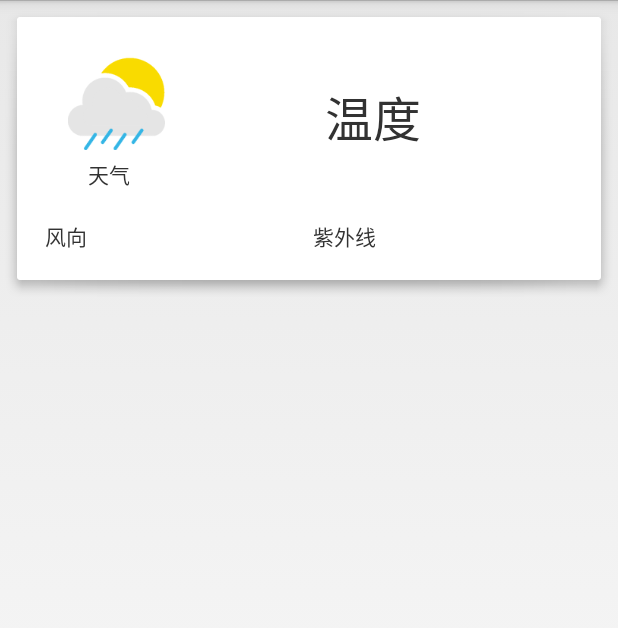
After one commit to twiceyuan/WeatherCard, an Android app: the layout weather_detail_card1.xml on its own in the app's theme, with its tools: preview values and no code run, on a phone screen of 412 x 824 dp. The commit adds this screen. Shown: the top 628 px of the screen. Run offline under Robolectric (Android 15) with nearby library versions, the phone set to English and light mode, and no system bars.

Commit message:
改进天气详细信息与整体风格统一

```diff
--- a/Weather/src/main/java/info/twiceyuan/weather/controller/MainController.java
+++ b/Weather/src/main/java/info/twiceyuan/weather/controller/MainController.java
@@ -138,6 +138,7 @@ public class MainController implements Button.OnClickListener {
             for (int i = 0; i < cityNumbers.size(); i++) {
 
                 // http://m.weather.com.cn/data/[城市编号].html
+                // http://m.weather.com.cn/data/101070201.html
 
                 String url = "http://m.weather.com.cn/data/" + cityNumbers.get(i) + ".html";
 
--- /dev/null
+++ b/Weather/src/main/res/layout/weather_detail_card1.xml
@@ -0,0 +1,77 @@
+<?xml version="1.0" encoding="utf-8"?>
+<RelativeLayout xmlns:android="http://schemas.android.com/apk/res/android"
+    android:layout_width="match_parent"
+    android:layout_height="wrap_content"
+    android:padding="20dp"
+    android:orientation="vertical"
+    style="@style/nowCardStyle">
+
+    <RelativeLayout
+        android:id="@+id/card_today_layout"
+        android:layout_width="wrap_content"
+        android:layout_height="wrap_content"
+        android:layout_alignParentLeft="true"
+        android:layout_alignParentRight="true"
+        android:padding="10dp">
+
+        <ImageView
+            android:id="@+id/imageView1"
+            android:layout_width="75dp"
+            android:layout_height="75dp"
+            android:layout_marginLeft="10dp"
+            android:layout_alignParentLeft="true"
+            android:layout_alignParentTop="true"
+            android:padding="5dp"
+            android:src="@drawable/weather_chance_of_rain" />
+
+        <TextView
+            android:id="@+id/textView1"
+            android:layout_width="wrap_content"
+            android:layout_height="wrap_content"
+            android:layout_alignBottom="@+id/textView2"
+            android:layout_alignParentRight="true"
+            android:layout_alignParentTop="true"
+            android:layout_toRightOf="@+id/imageView1"
+            android:gravity="center"
+            android:padding="0dp"
+            android:text="温度"
+            android:textSize="32sp" />
+
+        <TextView
+            android:id="@+id/textView2"
+            android:layout_width="wrap_content"
+            android:layout_height="wrap_content"
+            android:layout_alignParentLeft="true"
+            android:layout_alignRight="@+id/imageView1"
+            android:layout_below="@+id/imageView1"
+            android:gravity="center"
+            android:text="天气" />
+    </RelativeLayout>
+
+    <LinearLayout
+        android:id="@+id/card_bottom_layout"
+        android:layout_width="match_parent"
+        android:layout_height="wrap_content"
+        android:layout_below="@id/card_today_layout"
+        android:orientation="horizontal"
+        android:paddingBottom="0dp"
+        android:weightSum="2">
+
+
+        <TextView
+            android:layout_width="wrap_content"
+            android:layout_height="wrap_content"
+            android:layout_margin="10dp"
+            android:layout_weight="1"
+            android:text="风向" />
+
+        <TextView
+            android:layout_width="wrap_content"
+            android:layout_height="wrap_content"
+            android:layout_margin="10dp"
+            android:layout_weight="1"
+            android:text="紫外线" />
+
+    </LinearLayout>
+
+</RelativeLayout>
```
Also changed, not shown: Weather/src/main/java/info/twiceyuan/weather/controller/DetailController.java (+36 -50 lines), Weather/src/main/java/info/twiceyuan/weather/util/WeatherIconGetter.java (added, +65 -0 lines), Weather/src/main/java/info/twiceyuan/weather/view/GetCardView.java (+3 -56 lines), Weather/src/main/res/layout/weather_detail_card2.xml (added, +69 -0 lines), 1 other file.
